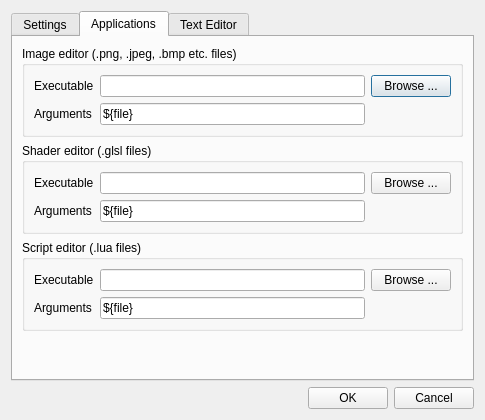
This is editor/gui/dlgsettings.ui in ensisoft/detonator as Qt 5 draws it before an edit. The edited form follows.
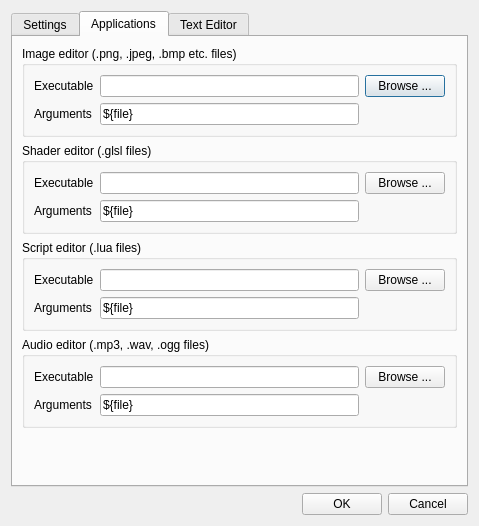
This is the edited form. The open tabs and pages were chosen to show the change. Icons and pictures are not drawn.

Commit message:
Add a setting for external audio editor in GSEditor
Add a setting for external audio editor in GSEditor.

```diff
--- a/editor/gui/dlgsettings.ui
+++ b/editor/gui/dlgsettings.ui
@@ -6,8 +6,8 @@
    <rect>
     <x>0</x>
     <y>0</y>
-    <width>485</width>
-    <height>420</height>
+    <width>479</width>
+    <height>526</height>
    </rect>
   </property>
   <property name="windowTitle">
@@ -219,6 +219,46 @@
          </layout>
         </widget>
        </item>
+       <item>
+        <widget class="QGroupBox" name="groupBox_6">
+         <property name="title">
+          <string>Audio editor (.mp3, .wav, .ogg files)</string>
+         </property>
+         <layout class="QGridLayout" name="gridLayout_6">
+          <item row="0" column="0">
+           <widget class="QLabel" name="label_11">
+            <property name="text">
+             <string>Executable</string>
+            </property>
+           </widget>
+          </item>
+          <item row="0" column="1">
+           <widget class="QLineEdit" name="edtAudioEditorExecutable"/>
+          </item>
+          <item row="0" column="2" colspan="2">
+           <widget class="QPushButton" name="btnSelectAudioEditor">
+            <property name="text">
+             <string>Browse ...</string>
+            </property>
+           </widget>
+          </item>
+          <item row="1" column="0">
+           <widget class="QLabel" name="label_12">
+            <property name="text">
+             <string>Arguments</string>
+            </property>
+           </widget>
+          </item>
+          <item row="1" column="1">
+           <widget class="QLineEdit" name="edtAudioEditorArguments">
+            <property name="text">
+             <string>${file}</string>
+            </property>
+           </widget>
+          </item>
+         </layout>
+        </widget>
+       </item>
        <item>
         <spacer name="verticalSpacer">
          <property name="orientation">
```
Left out of the diff: 28 changed lines with no effect on the pictures. The commit also changes 8 other files.
